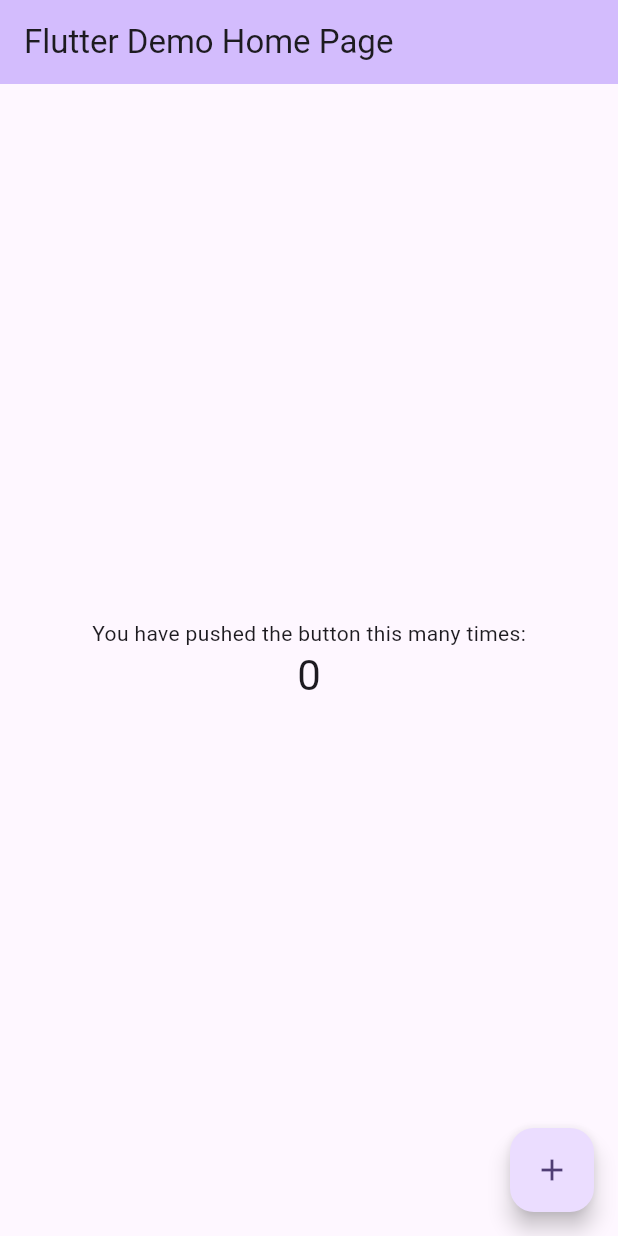
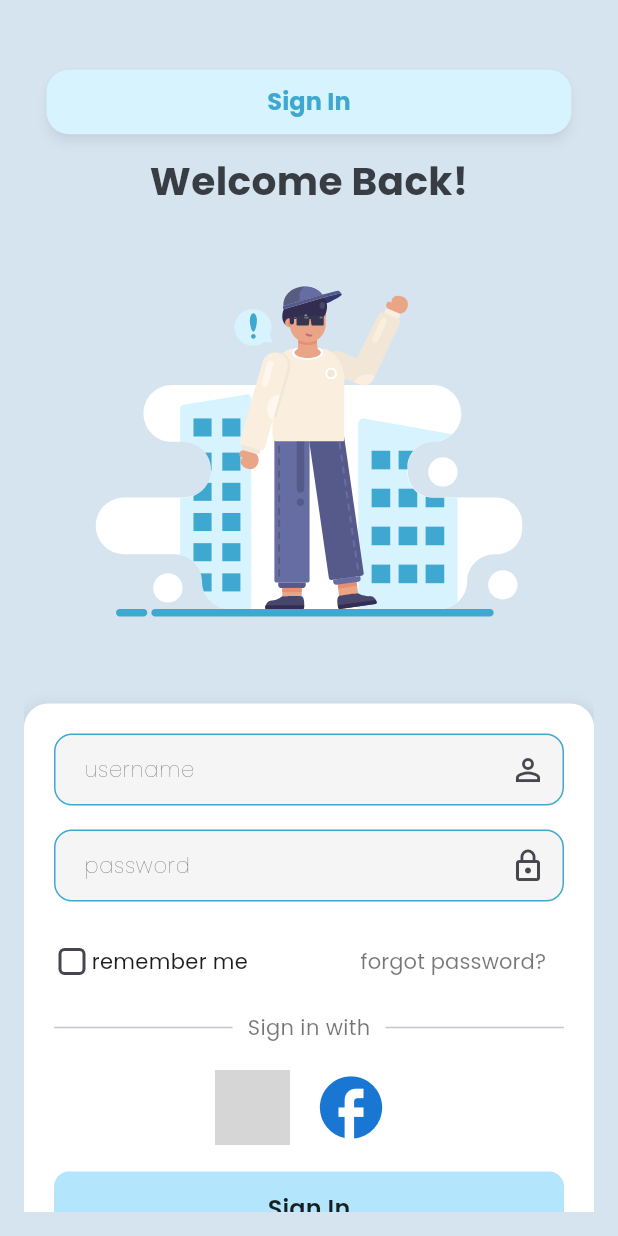
Before and after one commit to dzyy7/admin_ocean_learn2, a Flutter app: the screen it shows after launch, on a phone screen of 412 x 824 dp. Run offline on Flutter 3.47's test engine with Material 3 defaults, Android fonts, the phone set to English and light mode, and no system bars; our stand-ins replace flutter_svg, get, google_fonts; network calls fail; grey boxes are pictures that could not be loaded.

Commit message:
style: [DZ] slicing login page

```diff
--- a/lib/main.dart
+++ b/lib/main.dart
@@ -1,4 +1,6 @@
+import 'package:admin_ocean_learn2/pages/login/login_page.dart';
 import 'package:flutter/material.dart';
+import 'package:get/get_navigation/src/root/get_material_app.dart';
 
 void main() {
   runApp(const MyApp());
@@ -10,116 +12,8 @@ class MyApp extends StatelessWidget {
   // This widget is the root of your application.
   @override
   Widget build(BuildContext context) {
-    return MaterialApp(
-      title: 'Flutter Demo',
-      theme: ThemeData(
-        // This is the theme of your application.
-        //
-        // TRY THIS: Try running your application with "flutter run". You'll see
-        // the application has a purple toolbar. Then, without quitting the app,
-        // try changing the seedColor in the colorScheme below to Colors.green
-        // and then invoke "hot reload" (save your changes or press the "hot
-        // reload" button in a Flutter-supported IDE, or press "r" if you used
-        // the command line to start the app).
-        //
-        // Notice that the counter didn't reset back to zero; the application
-        // state is not lost during the reload. To reset the state, use hot
-        // restart instead.
-        //
-        // This works for code too, not just values: Most code changes can be
-        // tested with just a hot reload.
-        colorScheme: ColorScheme.fromSeed(seedColor: Colors.deepPurple),
-        useMaterial3: true,
-      ),
-      home: const MyHomePage(title: 'Flutter Demo Home Page'),
+    return GetMaterialApp(
+      home: LoginPage(),
     );
   }
 }
-
-class MyHomePage extends StatefulWidget {
-  const MyHomePage({super.key, required this.title});
-
-  // This widget is the home page of your application. It is stateful, meaning
-  // that it has a State object (defined below) that contains fields that affect
-  // how it looks.
-
-  // This class is the configuration for the state. It holds the values (in this
-  // case the title) provided by the parent (in this case the App widget) and
-  // used by the build method of the State. Fields in a Widget subclass are
-  // always marked "final".
-
-  final String title;
-
-  @override
-  State<MyHomePage> createState() => _MyHomePageState();
-}
-
-class _MyHomePageState extends State<MyHomePage> {
-  int _counter = 0;
-
-  void _incrementCounter() {
-    setState(() {
-      // This call to setState tells the Flutter framework that something has
-      // changed in this State, which causes it to rerun the build method below
-      // so that the display can reflect the updated values. If we changed
-      // _counter without calling setState(), then the build method would not be
-      // called again, and so nothing would appear to happen.
-      _counter++;
-    });
-  }
-
-  @override
-  Widget build(BuildContext context) {
-    // This method is rerun every time setState is called, for instance as done
-    // by the _incrementCounter method above.
-    //
-    // The Flutter framework has been optimized to make rerunning build methods
-    // fast, so that you can just rebuild anything that needs updating rather
-    // than having to individually change instances of widgets.
-    return Scaffold(
-      appBar: AppBar(
-        // TRY THIS: Try changing the color here to a specific color (to
-        // Colors.amber, perhaps?) and trigger a hot reload to see the AppBar
-        // change color while the other colors stay the same.
-        backgroundColor: Theme.of(context).colorScheme.inversePrimary,
-        // Here we take the value from the MyHomePage object that was created by
-        // the App.build method, and use it to set our appbar title.
-        title: Text(widget.title),
-      ),
-      body: Center(
-        // Center is a layout widget. It takes a single child and positions it
-        // in the middle of the parent.
-        child: Column(
-          // Column is also a layout widget. It takes a list of children and
-          // arranges them vertically. By default, it sizes itself to fit its
-          // children horizontally, and tries to be as tall as its parent.
-          //
-          // Column has various properties to control how it sizes itself and
-          // how it positions its children. Here we use mainAxisAlignment to
-          // center the children vertically; the main axis here is the vertical
-          // axis because Columns are vertical (the cross axis would be
-          // horizontal).
-          //
-          // TRY THIS: Invoke "debug painting" (choose the "Toggle Debug Paint"
-          // action in the IDE, or press "p" in the console), to see the
-          // wireframe for each widget.
-          mainAxisAlignment: MainAxisAlignment.center,
-          children: <Widget>[
-            const Text(
-              'You have pushed the button this many times:',
-            ),
-            Text(
-              '$_counter',
-              style: Theme.of(context).textTheme.headlineMedium,
-            ),
-          ],
-        ),
-      ),
-      floatingActionButton: FloatingActionButton(
-        onPressed: _incrementCounter,
-        tooltip: 'Increment',
-        child: const Icon(Icons.add),
-      ), // This trailing comma makes auto-formatting nicer for build methods.
-    );
-  }
-}
--- /dev/null
+++ b/lib/pages/login/login_page.dart
@@ -0,0 +1,280 @@
+import 'package:admin_ocean_learn2/utils/color_palette.dart';
+import 'package:flutter/material.dart';
+import 'package:flutter_svg/flutter_svg.dart';
+import 'package:get/get.dart';
+import 'package:get/get_core/src/get_main.dart';
+import 'package:google_fonts/google_fonts.dart';
+
+class LoginPage extends StatelessWidget {
+  const LoginPage({super.key});
+
+  @override
+  Widget build(BuildContext context) {
+    return Scaffold(
+      backgroundColor: netralColor,
+      body: Padding(
+        padding: const EdgeInsets.all(16),
+        child: SingleChildScrollView(
+          child: Column(
+            children: [
+              const SizedBox(height: 28),
+              Center(
+                child: ElevatedButton(
+                  onPressed: () {},
+                  style: ElevatedButton.styleFrom(
+                    shadowColor: pureBlack.withOpacity(0.3),
+                    backgroundColor: secondaryColor,
+                    foregroundColor: primaryColor,
+                    elevation: 3,
+                    shape: const RoundedRectangleBorder(
+                      borderRadius: BorderRadius.all(Radius.circular(15)),
+                    ),
+                    minimumSize: const Size(350, 43),
+                  ),
+                  child: Text(
+                    'Sign In',
+                    style: GoogleFonts.poppins(
+                      fontSize: 16,
+                      fontWeight: FontWeight.bold,
+                    ),
+                  ),
+                ),
+              ),
+              const SizedBox(height: 10),
+              Text(
+                'Welcome Back!',
+                style: GoogleFonts.poppins(
+                  fontWeight: FontWeight.bold,
+                  fontSize: 26,
+                  color: textColor,
+                ),
+              ),
+              const SizedBox(height: 10),
+              SvgPicture.asset(
+                'assets/svg/login_vector.svg',
+                width: 300,
+                height: 300,
+              ),
+              SizedBox(
+                height: 20,
+              ),
+              Container(
+                padding: const EdgeInsets.all(20),
+                width: 400,
+                decoration: BoxDecoration(
+                  color: Colors.white,
+                  borderRadius: BorderRadius.circular(16),
+                  boxShadow: [
+                    BoxShadow(
+                      color: Colors.black.withOpacity(0.1),
+                      blurRadius: 8,
+                      spreadRadius: 2,
+                      offset: const Offset(0, 4),
+                    ),
+                  ],
+                ),
+                child: Column(
+                  crossAxisAlignment: CrossAxisAlignment.stretch,
+                  children: [
+                    // Username field
+                    TextField(
+                      decoration: InputDecoration(
+                        hintText: 'username',
+                        hintStyle: GoogleFonts.poppins(
+                            fontWeight: FontWeight.w200, fontSize: 14),
+                        suffixIcon: const Icon(Icons.person_outline),
+                        border: OutlineInputBorder(
+                          borderRadius: BorderRadius.circular(10),
+                          borderSide: BorderSide.none,
+                        ),
+                        enabledBorder: OutlineInputBorder(
+                          borderRadius: BorderRadius.circular(12),
+                          borderSide: const BorderSide(
+                              color: primaryColor,
+                              width: 1), // Stroke biru saat tidak fokus
+                        ),
+                        focusedBorder: OutlineInputBorder(
+                          borderRadius: BorderRadius.circular(12),
+                          borderSide: const BorderSide(
+                              color: primaryColor,
+                              width: 1), // Stroke biru lebih tebal saat fokus
+                        ),
+                        filled: true,
+                        fillColor: Colors.grey[100],
+                        contentPadding: const EdgeInsets.symmetric(
+                          vertical: 12,
+                          horizontal: 16,
+                        ),
+                      ),
+                    ),
+                    const SizedBox(height: 16),
+
+                    // Password field
+                    TextField(
+                      obscureText: true,
+                      decoration: InputDecoration(
+                        hintText: 'password',
+                        hintStyle: GoogleFonts.poppins(
+                            fontWeight: FontWeight.w200, fontSize: 14),
+                        suffixIcon: const Icon(Icons.lock_outline),
+                        border: OutlineInputBorder(
+                          borderRadius: BorderRadius.circular(12),
+                          borderSide:
+                              BorderSide.none, // Tidak ada border default
+                        ),
+                        enabledBorder: OutlineInputBorder(
+                          borderRadius: BorderRadius.circular(12),
+                          borderSide: const BorderSide(
+                              color: primaryColor,
+                              width: 1), // Stroke biru saat tidak fokus
+                        ),
+                        focusedBorder: OutlineInputBorder(
+                          borderRadius: BorderRadius.circular(12),
+                          borderSide: const BorderSide(
+                              color: primaryColor,
+                              width: 1), // Stroke biru lebih tebal saat fokus
+                        ),
+                        filled: true,
+                        fillColor: Colors.grey[100],
+                        contentPadding: const EdgeInsets.symmetric(
+                          vertical: 12,
+                          horizontal: 16,
+                        ),
+                      ),
+                    ),
+
+                    const SizedBox(height: 16),
+
+                    // Remember Me & Forgot Password
+                    Row(
+                      mainAxisAlignment: MainAxisAlignment.spaceBetween,
+                      children: [
+                        Row(
+                          children: [
+                            SizedBox(
+                              width: 24,
+                              height: 24,
+                              child: Checkbox(
+                                value: false,
+                                onChanged: (value) {},
+                                shape: RoundedRectangleBorder(
+                                  borderRadius: BorderRadius.circular(4),
+                                ),
+                              ),
+                            ),
+                            const SizedBox(width: 1),
+                            Text(
+                              'remember me',
+                              style: GoogleFonts.poppins(
+                                fontSize: 14,
+                                fontWeight: FontWeight.normal,
+                              ),
+                            ),
+                          ],
+                        ),
+                        TextButton(
+                          onPressed: () {},
+                          child: Text(
+                            'forgot password?',
+                            style: GoogleFonts.poppins(
+                              fontSize: 14,
+                              fontWeight: FontWeight.normal,
+                              color: Colors.black54,
+                            ),
+                          ),
+                        ),
+                      ],
+                    ),
+
+                    const SizedBox(height: 10),
+
+                    // Sign in with divider
+                    Row(
+                      children: [
+                        const Expanded(child: Divider(thickness: 1)),
+                        Padding(
+                          padding: const EdgeInsets.symmetric(horizontal: 10),
+                          child: Text(
+                            'Sign in with',
+                            style: GoogleFonts.poppins(
+                              fontSize: 14,
+                              color: Colors.black54,
+                            ),
+                          ),
+                        ),
+                        const Expanded(child: Divider(thickness: 1)),
+                      ],
+                    ),
+
+                    const SizedBox(height: 10),
+
+                    // Social login buttons
+                    Row(
+                      mainAxisAlignment: MainAxisAlignment.center,
+                      children: [
+                        Container(
+                          decoration: const BoxDecoration(
+                            shape: BoxShape.circle,
+                          ),
+                          child: IconButton(
+                            onPressed: () {},
+                            icon: Image.network(
+                              'https://www.google.com/favicon.ico',
+                              width: 50,
+                              height: 50,
+                            ),
+                            iconSize: 50,
+                          ),
+                        ),
+                        Container(
+                          decoration: const BoxDecoration(
+                            shape: BoxShape.circle,
+                          ),
+                          child: IconButton(
+                            onPressed: () {},
+                            icon: Icon(Icons.facebook),
+                            color: Colors.blue[700],
+                            iconSize: 50,
+                          ),
+                        ),
+                        const SizedBox(width: 10),
+                      ],
+                    ),
+
+                    const SizedBox(height: 10),
+
+                    // Sign In Button
+                    SizedBox(
+                      width: double.infinity,
+                      child: ElevatedButton(
+                        onPressed: () {
+                          Get.toNamed('/dashboard');
+                        },
+                        style: ElevatedButton.styleFrom(
+                          backgroundColor: Colors.lightBlue[100],
+                          foregroundColor: Colors.black87,
+                          minimumSize: const Size(double.infinity, 50),
+                          shape: RoundedRectangleBorder(
+                            borderRadius: BorderRadius.circular(10),
+                          ),
+                          elevation: 0,
+                        ),
+                        child: Text(
+                          'Sign In',
+                          style: GoogleFonts.poppins(
+                            fontSize: 16,
+                            fontWeight: FontWeight.w600,
+                          ),
+                        ),
+                      ),
+                    ),
+                  ],
+                ),
+              )
+            ],
+          ),
+        ),
+      ),
+    );
+  }
+}
--- /dev/null
+++ b/lib/utils/color_palette.dart
@@ -0,0 +1,8 @@
+import 'dart:ui';
+
+const netralColor = Color(0xFFD6E4F0);
+const primaryColor = Color(0xFF3EA8D0);
+const secondaryColor = Color(0xFFD7F3FE);
+const textColor = Color(0xFF383D43);
+const pureWhite = Color(0xFFFFFFFF);
+const pureBlack = Color(0xFF000000);
```
Also changed, not shown: pubspec.yaml (+6 -2 lines), assets/images/logo_light.png (added), assets/svg/home1.svg (added), assets/svg/intro1.svg (added), assets/svg/intro2.svg (added), assets/svg/intro3.svg (added), assets/svg/login_vector.svg (added), pubspec.lock, 1 other file.
